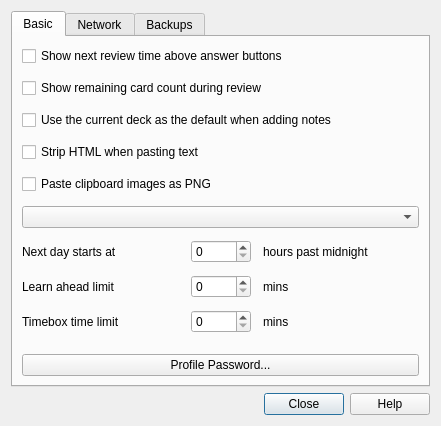
First picture: the form in designer/preferences.ui, repository ankitects/anki, before the edit.
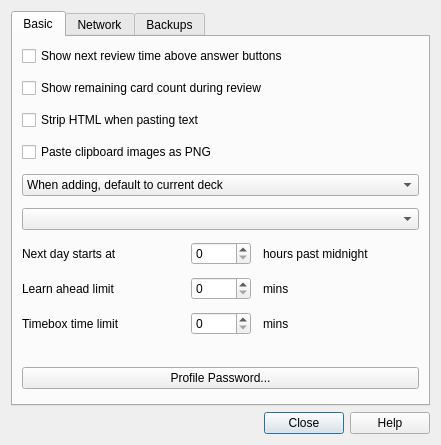
Second picture: the form after the edit.

Commit message: reword use current deck option in prefs

Diff of the .ui file:
```diff
--- a/designer/preferences.ui
+++ b/designer/preferences.ui
@@ -7,7 +7,7 @@
     <x>0</x>
     <y>0</y>
     <width>441</width>
-    <height>426</height>
+    <height>445</height>
    </rect>
   </property>
   <property name="windowTitle">
@@ -44,13 +44,6 @@
          </property>
         </widget>
        </item>
-       <item>
-        <widget class="QCheckBox" name="useCurrent">
-         <property name="text">
-          <string>Use the current deck as the default when adding notes</string>
-         </property>
-        </widget>
-       </item>
        <item>
         <widget class="QCheckBox" name="stripHTML">
          <property name="text">
@@ -65,6 +58,20 @@
          </property>
         </widget>
        </item>
+       <item>
+        <widget class="QComboBox" name="useCurrent">
+         <item>
+          <property name="text">
+           <string>When adding, default to current deck</string>
+          </property>
+         </item>
+         <item>
+          <property name="text">
+           <string>Change deck depending on note type</string>
+          </property>
+         </item>
+        </widget>
+       </item>
        <item>
         <widget class="QComboBox" name="newSpread"/>
        </item>
```
Left out of the diff: 2 changed lines with no effect on the pictures. The commit also changes 1 other file.
